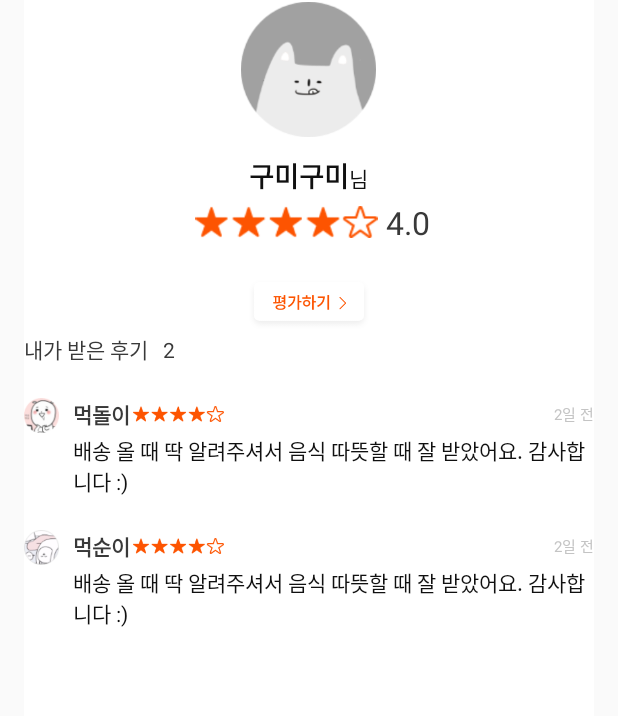
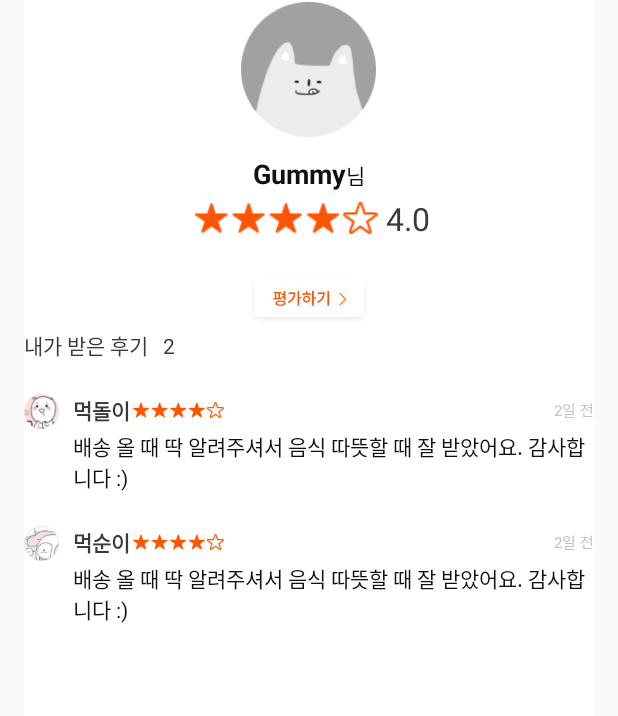
Before and after one commit to jjiiin/capstone_1210, an Android app: the EvaluationActivity screen opened directly, with no data from a screen before it, on a phone screen of 412 x 824 dp. Shown: the part 104-820 px from the top of the screen. Run offline under Robolectric (Android 15) with nearby library versions, the phone set to English and light mode, and no system bars.

Commit message:
기말발표 전 마지막 수정

```diff
--- a/app/src/main/res/layout/activity_evaluation.xml
+++ b/app/src/main/res/layout/activity_evaluation.xml
@@ -48,12 +48,12 @@
         android:orientation="horizontal">
 
         <TextView
-            android:textStyle="bold"
             android:layout_width="wrap_content"
             android:layout_height="wrap_content"
-            android:text="구미구미"
+            android:text="Gummy"
             android:textColor="#101010"
-            android:textSize="18sp" />
+            android:textSize="18sp"
+            android:textStyle="bold" />
 
         <TextView
             android:layout_width="wrap_content"
--- a/app/src/main/res/layout/chatroom_include_drawer.xml
+++ b/app/src/main/res/layout/chatroom_include_drawer.xml
@@ -15,6 +15,7 @@
 
     <com.google.android.material.navigation.NavigationView
         android:id="@+id/navigation_view"
+        android:background="@color/white"
         android:layout_width="240dp"
         android:layout_height="match_parent"
         android:layout_gravity="right"
--- a/app/src/main/res/layout/fragment_my.xml
+++ b/app/src/main/res/layout/fragment_my.xml
@@ -67,7 +67,7 @@
                                 <TextView
                                     android:layout_width="wrap_content"
                                     android:layout_height="wrap_content"
-                                    android:text="야미야미"
+                                    android:text="Gummy"
                                     android:textColor="@color/black"
                                     android:textSize="18sp" />
 
--- a/app/src/main/res/layout/fragment_note_child1.xml
+++ b/app/src/main/res/layout/fragment_note_child1.xml
@@ -71,7 +71,7 @@
             android:letterSpacing="-0.03"
             android:text="주문할게요. 메뉴 확인해주세요"
             android:textColor="#101010"
-            android:textSize="16sp"/>
+            android:textSize="16sp" />
 
 
         <TextView
@@ -85,7 +85,7 @@
             android:layout_toLeftOf="@id/item_place"
             android:layout_toEndOf="@+id/item_image"
             android:letterSpacing="-0.02"
-            android:text="40분 전"
+            android:text="하루 전"
             android:textColor="#C4C4C4"
             android:textSize="12sp"
             android:textStyle="normal" />
```
